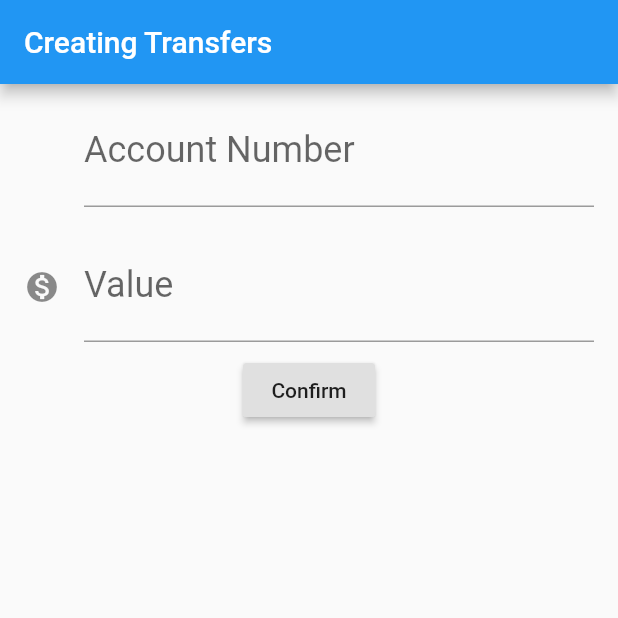
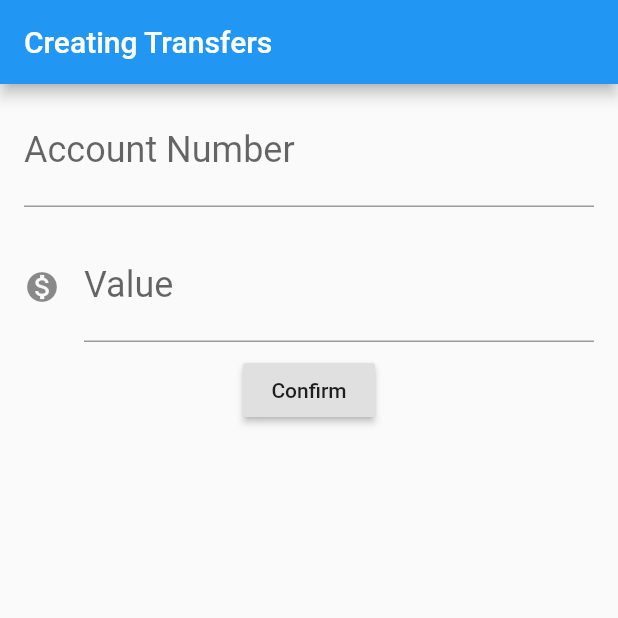
Before and after one commit to michellymenezes/bytebank, a Flutter app: the screen it shows after launch, after a tap on "Confirm", on a phone screen of 412 x 824 dp, the top half of it. Run offline on Flutter 3.47's test engine with Material 2 defaults, Android fonts, the phone set to English and light mode, and no system bars.

Commit message:
Create a function to button action

```diff
--- a/lib/main.dart
+++ b/lib/main.dart
@@ -28,15 +28,21 @@ class TransferForm extends StatelessWidget {
       ),
       body: Column(
         children: [
-          Editor(_accountNumberFieldController, "Account Number", "0000", null),
-          Editor(_valueFieldController, "Value", "0.00", Icons.monetization_on),
+          Editor(controller: _accountNumberFieldController, label: "Account Number", hint: "0000",),
+          Editor(controller: _valueFieldController, label: "Value", hint: "0.00", icon: Icons.monetization_on),
           RaisedButton(
             child: Text("Confirm"),
-            onPressed: () {
+            onPressed: () => _createTransfer(),
+          )
+        ],
+      ),
+    );
+  }
+
+  void _createTransfer() {
     // Parse the values
     print("Pressed!");
-              final int accountNumber =
-                  int.tryParse(_accountNumberFieldController.text);
+    final int accountNumber = int.tryParse(_accountNumberFieldController.text);
     final double value = double.tryParse(_valueFieldController.text);
 
     if (accountNumber != null && value != null) {
@@ -46,21 +52,17 @@ class TransferForm extends StatelessWidget {
     } else {
       print("Invalid Input");
     }
-            },
-          )
-        ],
-      ),
-    );
   }
 }
 
+
 class Editor extends StatelessWidget {
-  final String _hint;
-  final String _label;
-  final TextEditingController _controller;
-  final IconData _icon;
+  final String hint;
+  final String label;
+  final TextEditingController controller;
+  final IconData icon;
 
-  const Editor(this._controller, this._label, this._hint, this._icon);
+  const Editor({this.controller, this.label, this.hint, this.icon});
 
   @override
   Widget build(BuildContext context) {
@@ -68,10 +70,10 @@ class Editor extends StatelessWidget {
       padding: const EdgeInsets.fromLTRB(16.0, 8.0, 16.0, 8.0),
       child: TextField(
 // Map values
-        controller: _controller,
+        controller: controller,
         style: TextStyle(fontSize: 24.0),
         decoration: InputDecoration(
-            icon: Icon(_icon), labelText: _label, hintText: _hint),
+            icon: icon != null ? Icon(icon) : null , labelText: label, hintText: hint),
         keyboardType: TextInputType.number,
       ),
     );
```
Lines whose indentation alone changed are shown as unchanged.
